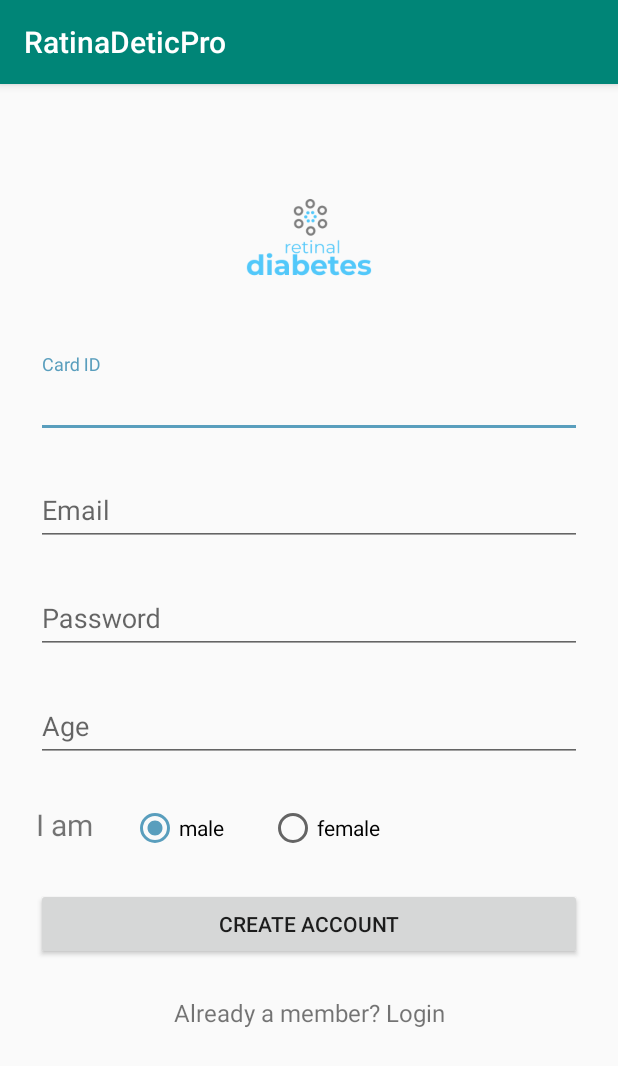
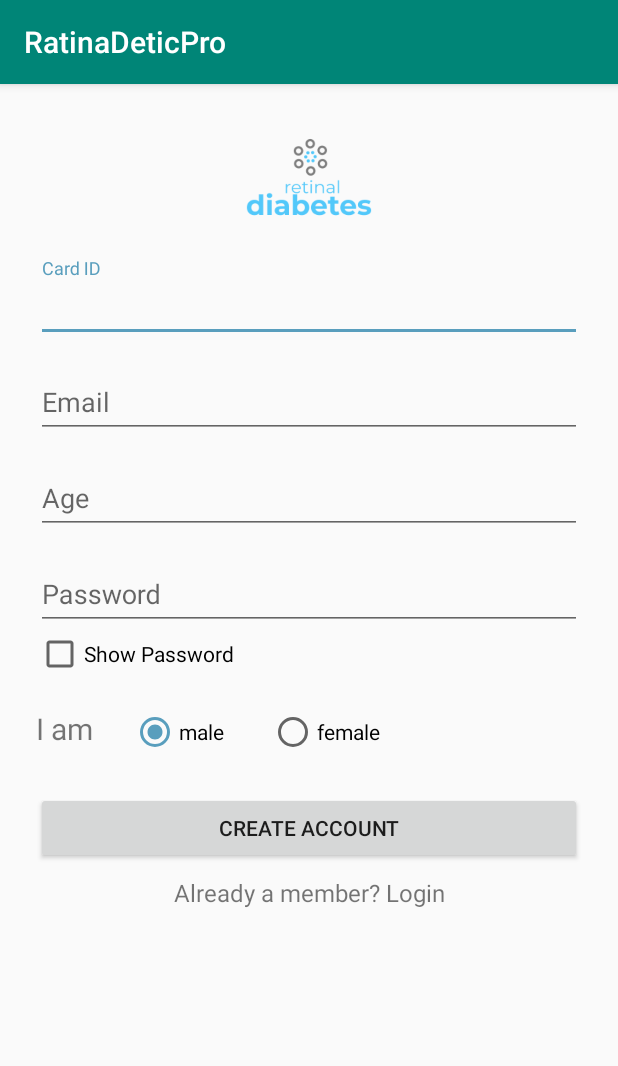
Before and after one commit to evanamahfouz/RetinalDetictPro, an Android app: the MainActivity screen opened directly, with no data from a screen before it, on a phone screen of 412 x 824 dp. Shown: the top 1066 px of the screen. Run offline under Robolectric (Android 15) with nearby library versions, the phone set to English and light mode, and no system bars; our stand-ins replace Dagger/Hilt's generated code.

Commit message:
chart_commet_1

```diff
--- a/app/build.gradle
+++ b/app/build.gradle
@@ -86,4 +86,8 @@ dependencies {
 //gmail
     implementation 'com.sun.mail:android-mail:1.6.0'
     implementation 'com.sun.mail:android-activation:1.6.0'
+
+    //chart
+    implementation 'com.github.PhilJay:MPAndroidChart:v2.2.4'
+
 }
--- a/app/src/main/res/layout/activity_login.xml
+++ b/app/src/main/res/layout/activity_login.xml
@@ -48,7 +48,11 @@
                 android:hint="Password"
                 android:inputType="textPassword" />
         </com.google.android.material.textfield.TextInputLayout>
-
+        <CheckBox
+            android:id="@+id/hidePassword"
+            android:layout_width="139dp"
+            android:layout_height="wrap_content"
+            android:text="Show Password" />
         <androidx.appcompat.widget.AppCompatButton
             android:id="@+id/btn_login"
             android:layout_width="fill_parent"
--- a/app/src/main/res/layout/activity_main.xml
+++ b/app/src/main/res/layout/activity_main.xml
@@ -1,7 +1,6 @@
 <?xml version="1.0" encoding="utf-8"?>
 
-<ScrollView
-    xmlns:android="http://schemas.android.com/apk/res/android"
+<ScrollView xmlns:android="http://schemas.android.com/apk/res/android"
     android:layout_width="fill_parent"
     android:layout_height="fill_parent"
     android:fitsSystemWindows="true">
@@ -11,14 +10,13 @@
         android:layout_height="wrap_content"
         android:orientation="vertical"
         android:paddingLeft="24dp"
-        android:paddingTop="56dp"
+        android:paddingTop="16dp"
         android:paddingRight="24dp">
 
         <ImageView
             android:layout_width="wrap_content"
             android:layout_height="92dp"
             android:layout_gravity="center_horizontal"
-            android:layout_marginBottom="24dp"
             android:src="@drawable/logo" />
 
         <!--  Name Label -->
@@ -26,7 +24,7 @@
             android:layout_width="match_parent"
             android:layout_height="wrap_content"
             android:layout_marginTop="8dp"
-            android:layout_marginBottom="8dp">
+            >
 
             <EditText
                 android:id="@+id/input_Id"
@@ -41,7 +39,7 @@
             android:layout_width="match_parent"
             android:layout_height="wrap_content"
             android:layout_marginTop="8dp"
-            android:layout_marginBottom="8dp">
+            >
 
             <EditText
                 android:id="@+id/input_email"
@@ -52,25 +50,12 @@
         </com.google.android.material.textfield.TextInputLayout>
 
         <!-- Password Label -->
-        <com.google.android.material.textfield.TextInputLayout
-            android:layout_width="match_parent"
-            android:layout_height="wrap_content"
-            android:layout_marginTop="8dp"
-            android:layout_marginBottom="8dp">
-
-            <EditText
-                android:id="@+id/input_password"
-                android:layout_width="match_parent"
-                android:layout_height="wrap_content"
-                android:hint="Password"
-                android:inputType="textPassword" />
-        </com.google.android.material.textfield.TextInputLayout>
 
         <com.google.android.material.textfield.TextInputLayout
             android:layout_width="match_parent"
             android:layout_height="wrap_content"
             android:layout_marginTop="8dp"
-            android:layout_marginBottom="8dp">
+            >
 
             <EditText
                 android:id="@+id/input_age"
@@ -79,6 +64,29 @@
                 android:hint="Age"
                 android:inputType="numberSigned" />
         </com.google.android.material.textfield.TextInputLayout>
+
+
+        <!-- Signup Button -->
+        <com.google.android.material.textfield.TextInputLayout
+            android:layout_width="match_parent"
+            android:layout_height="wrap_content"
+            android:layout_marginTop="8dp"
+            >
+
+            <EditText
+                android:id="@+id/input_password"
+                android:layout_width="match_parent"
+                android:layout_height="wrap_content"
+                android:hint="Password"
+                android:inputType="textPassword"
+                />
+        </com.google.android.material.textfield.TextInputLayout>
+
+        <CheckBox
+            android:id="@+id/hidePassword"
+            android:layout_width="139dp"
+            android:layout_height="wrap_content"
+            android:text="Show Password" />
 
         <RelativeLayout
             android:layout_width="match_parent"
@@ -116,13 +124,13 @@
                     android:text="female" />
             </RadioGroup>
         </RelativeLayout>
-        <!-- Signup Button -->
+
         <androidx.appcompat.widget.AppCompatButton
             android:id="@+id/btn_signup"
             android:layout_width="fill_parent"
             android:layout_height="wrap_content"
             android:layout_marginTop="24dp"
-            android:layout_marginBottom="24dp"
+            android:layout_marginBottom="8dp"
             android:padding="12dp"
             android:text="Create Account" />
 
--- a/app/src/main/res/values/colors.xml
+++ b/app/src/main/res/values/colors.xml
@@ -4,5 +4,7 @@
     <color name="colorPrimaryDark">#00574B</color>
     <color name="colorAccent">#599EBD</color>
     <color name="wight">#E8ECEE</color>
+    <color name="background">#C4998D</color>
+
 
 </resources>
```
Also changed, not shown: app/src/main/java/com/example/ratinadeticpro/Ui/ui/DashBoard/DashboardFragment.kt (+47 -12 lines), app/src/main/java/com/example/ratinadeticpro/Ui/ui/Login/LoginActivity.kt (+18 -0 lines), app/src/main/java/com/example/ratinadeticpro/Ui/ui/signUp/MainActivity.kt (+14 -0 lines), app/src/main/res/layout/dashboard_fragment.xml (+3 -6 lines), build.gradle (+4 -10 lines).
